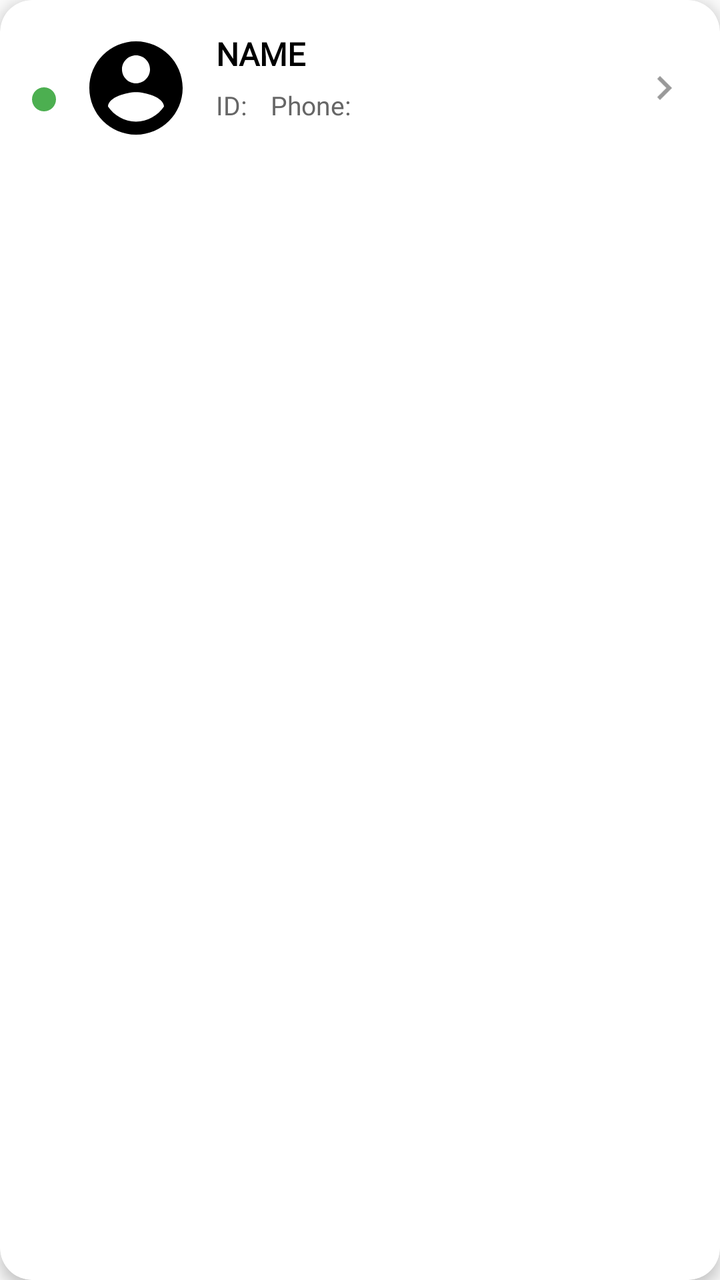
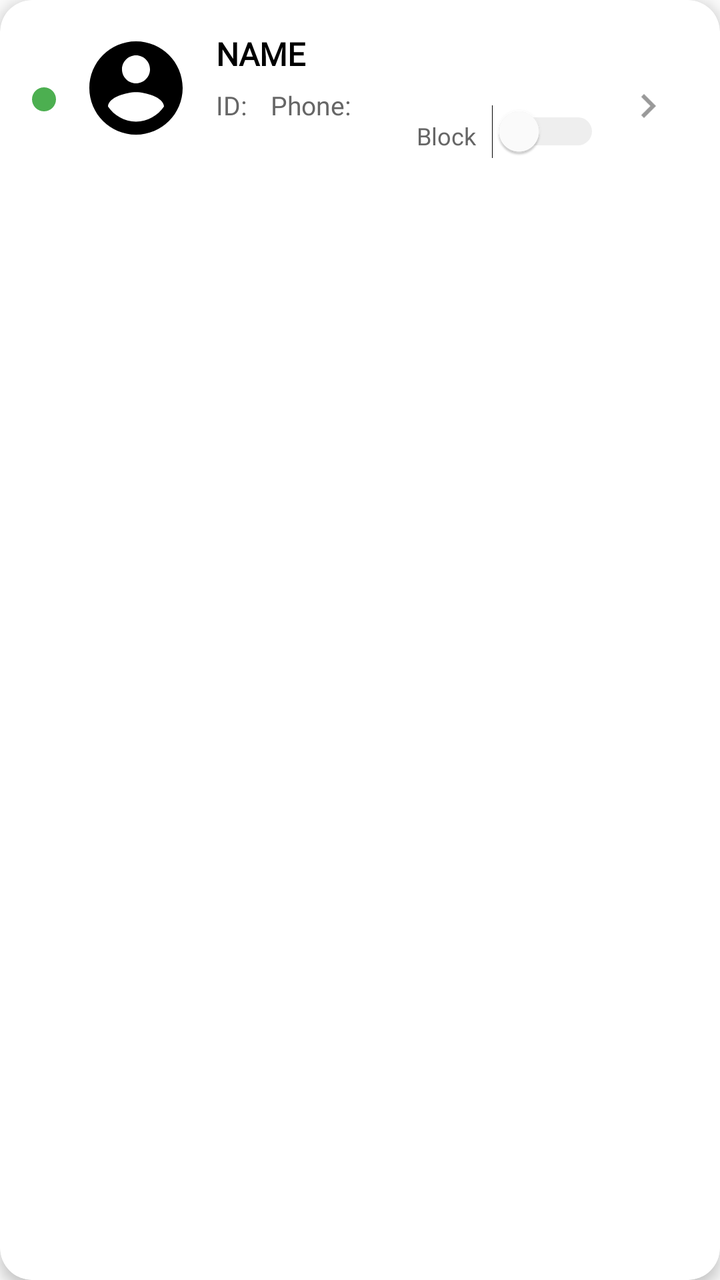

Compare the two renders of this Android layout. The source of the first and the diff that turns it into the second are given below.
<!-- AndroidManifest.xml: application theme AppTheme -->
<!-- res/layout/activity_manage_user_row.xml -->
<?xml version="1.0" encoding="utf-8"?>
<androidx.cardview.widget.CardView xmlns:android="http://schemas.android.com/apk/res/android"
    xmlns:app="http://schemas.android.com/apk/res-auto"
    android:layout_width="match_parent"
    android:layout_height="wrap_content"
    android:layout_marginHorizontal="12dp"
    android:layout_marginVertical="6dp"
    app:cardCornerRadius="16dp"
    app:cardElevation="4dp"
    app:cardBackgroundColor="@color/white">

    <androidx.constraintlayout.widget.ConstraintLayout
        android:layout_width="match_parent"
        android:layout_height="wrap_content"
        android:padding="16dp"
        android:id="@+id/container">

        <View
            android:id="@+id/status"
            android:layout_width="12dp"
            android:layout_height="12dp"
            android:background="@drawable/solid_circle_green"
            app:layout_constraintBottom_toBottomOf="@id/icon"
            app:layout_constraintStart_toStartOf="parent"
            app:layout_constraintTop_toTopOf="@id/icon"
            app:layout_constraintVertical_bias="0.628" />

    <ImageView
        android:id="@+id/icon"
            android:layout_width="56dp"
            android:layout_height="56dp"
            android:layout_marginStart="12dp"
            android:contentDescription="@string/user_logo"
        android:src="@drawable/ic_account_circle_black"
            app:layout_constraintStart_toEndOf="@+id/status"
            app:layout_constraintTop_toTopOf="parent" />

    <TextView
        android:id="@+id/user_name"
            android:layout_width="0dp"
        android:layout_height="wrap_content"
        android:fontFamily="@font/comfortaa_regular"
            android:text="Name"
            android:textAllCaps="true"
        android:textColor="@color/black"
            android:textSize="16sp"
            android:textStyle="bold"
            app:layout_constraintEnd_toStartOf="@+id/chevron_icon"
        app:layout_constraintStart_toEndOf="@id/icon"
            app:layout_constraintTop_toTopOf="@id/icon"
            android:layout_marginStart="12dp"
            android:layout_marginEnd="8dp" />

    <TextView
        android:id="@+id/user_id"
        android:layout_width="wrap_content"
        android:layout_height="wrap_content"
        android:fontFamily="@font/comfortaa_regular"
            android:text="ID:"
            android:textColor="#666666"
            android:textSize="13sp"
            app:layout_constraintStart_toEndOf="@id/icon"
        app:layout_constraintTop_toBottomOf="@id/user_name"
            android:layout_marginStart="12dp"
            android:layout_marginTop="6dp" />

    <TextView
        android:id="@+id/user_phone"
        android:layout_width="wrap_content"
        android:layout_height="wrap_content"
        android:fontFamily="@font/comfortaa_regular"
            android:text="Phone:"
            android:textColor="#666666"
            android:textSize="13sp"
            app:layout_constraintStart_toEndOf="@+id/user_id"
            app:layout_constraintTop_toBottomOf="@id/user_name"
            android:layout_marginTop="6dp"
            android:layout_marginStart="12dp"/>

        <ImageView
            android:id="@+id/chevron_icon"
            android:layout_width="24dp"
            android:layout_height="24dp"
            android:src="@drawable/ic_chevron"
            android:tint="#999999"
            android:contentDescription="Navigate"
            app:layout_constraintEnd_toEndOf="parent"
            app:layout_constraintTop_toTopOf="parent"
            app:layout_constraintBottom_toBottomOf="parent" />

</androidx.constraintlayout.widget.ConstraintLayout>

</androidx.cardview.widget.CardView>
<!-- resources referenced by this layout -->
<resources>
  <color name="black">#000000</color>
  <color name="white">#FFFFFF</color>
  <!-- drawable ic_account_circle_black (drawable) -->
  <vector android:height="48dp" android:viewportHeight="24.0"
      android:viewportWidth="24.0" android:width="48dp" xmlns:android="http://schemas.android.com/apk/res/android">
      <path android:fillColor="#FF000000" android:pathData="M12,2C6.48,2 2,6.48 2,12s4.48,10 10,10 10,-4.48 10,-10S17.52,2 12,2zM12,5c1.66,0 3,1.34 3,3s-1.34,3 -3,3 -3,-1.34 -3,-3 1.34,-3 3,-3zM12,19.2c-2.5,0 -4.71,-1.28 -6,-3.22 0.03,-1.99 4,-3.08 6,-3.08 1.99,0 5.97,1.09 6,3.08 -1.29,1.94 -3.5,3.22 -6,3.22z"/>
  </vector>
  <!-- drawable ic_chevron (drawable) -->
  <vector android:height="24dp" android:tint="#060606"
      android:viewportHeight="24.0" android:viewportWidth="24.0"
      android:width="24dp" xmlns:android="http://schemas.android.com/apk/res/android">
      <path android:fillColor="#FF000000" android:pathData="M10,6L8.59,7.41 13.17,12l-4.58,4.59L10,18l6,-6z"/>
  </vector>
  <!-- drawable solid_circle_green (drawable) -->
  <?xml version="1.0" encoding="utf-8"?>
  <shape
      xmlns:android="http://schemas.android.com/apk/res/android"
      android:shape="oval">
  
      <solid
          android:color="@color/green_500"/>
  
      <size
          android:width="@dimen/thirty_dp"
          android:height="@dimen/thirty_dp"/>
  </shape>
  <string name="user_logo">User Logo</string>
  <style name="AppTheme" parent="Theme.AppCompat.Light.DarkActionBar">
          
          <item name="colorPrimary">@color/colorPrimary</item>
          <item name="colorPrimaryDark">@color/colorPrimaryDark</item>
          <item name="colorAccent">@color/colorAccent</item>
          <item name="android:windowActionBarOverlay">true</item>
      </style>
  <color name="green_500">#4CAF50</color>
  <dimen name="thirty_dp">30dp</dimen>
  <color name="colorPrimary">#000000</color>
  <color name="colorPrimaryDark">#0E171E</color>
  <color name="colorAccent">#666666</color>
</resources>

<!-- the commit's change to res/layout/activity_manage_user_row.xml (unified diff, before → after) -->
@@ -25,50 +25,52 @@
             app:layout_constraintTop_toTopOf="@id/icon"
             app:layout_constraintVertical_bias="0.628" />
 
-    <ImageView
-        android:id="@+id/icon"
+        <ImageView
+            android:id="@+id/icon"
             android:layout_width="56dp"
             android:layout_height="56dp"
             android:layout_marginStart="12dp"
             android:contentDescription="@string/user_logo"
-        android:src="@drawable/ic_account_circle_black"
+            android:src="@drawable/ic_account_circle_black"
             app:layout_constraintStart_toEndOf="@+id/status"
             app:layout_constraintTop_toTopOf="parent" />
 
-    <TextView
-        android:id="@+id/user_name"
+        <TextView
+            android:id="@+id/user_name"
             android:layout_width="0dp"
-        android:layout_height="wrap_content"
-        android:fontFamily="@font/comfortaa_regular"
+            android:layout_height="wrap_content"
+            android:fontFamily="@font/comfortaa_regular"
             android:text="Name"
             android:textAllCaps="true"
-        android:textColor="@color/black"
+            android:textColor="@color/black"
             android:textSize="16sp"
             android:textStyle="bold"
+            android:ellipsize="end"
+            android:maxLines="1"
             app:layout_constraintEnd_toStartOf="@+id/chevron_icon"
-        app:layout_constraintStart_toEndOf="@id/icon"
+            app:layout_constraintStart_toEndOf="@id/icon"
             app:layout_constraintTop_toTopOf="@id/icon"
             android:layout_marginStart="12dp"
             android:layout_marginEnd="8dp" />
 
-    <TextView
-        android:id="@+id/user_id"
-        android:layout_width="wrap_content"
-        android:layout_height="wrap_content"
-        android:fontFamily="@font/comfortaa_regular"
+        <TextView
+            android:id="@+id/user_id"
+            android:layout_width="wrap_content"
+            android:layout_height="wrap_content"
+            android:fontFamily="@font/comfortaa_regular"
             android:text="ID:"
             android:textColor="#666666"
             android:textSize="13sp"
             app:layout_constraintStart_toEndOf="@id/icon"
-        app:layout_constraintTop_toBottomOf="@id/user_name"
+            app:layout_constraintTop_toBottomOf="@id/user_name"
             android:layout_marginStart="12dp"
             android:layout_marginTop="6dp" />
 
-    <TextView
-        android:id="@+id/user_phone"
-        android:layout_width="wrap_content"
-        android:layout_height="wrap_content"
-        android:fontFamily="@font/comfortaa_regular"
+        <TextView
+            android:id="@+id/user_phone"
+            android:layout_width="wrap_content"
+            android:layout_height="wrap_content"
+            android:fontFamily="@font/comfortaa_regular"
             android:text="Phone:"
             android:textColor="#666666"
             android:textSize="13sp"
@@ -77,6 +79,40 @@
             android:layout_marginTop="6dp"
             android:layout_marginStart="12dp"/>
 
+        
+        <TextView
+            android:id="@+id/block_label"
+            android:layout_width="wrap_content"
+            android:layout_height="wrap_content"
+            android:text="Block"
+            android:textSize="12sp"
+            android:textColor="#666666"
+            android:fontFamily="@font/comfortaa_regular"
+            app:layout_constraintEnd_toStartOf="@+id/block_toggle"
+            app:layout_constraintTop_toBottomOf="@id/user_name"
+            app:layout_constraintBottom_toBottomOf="parent"
+            android:layout_marginTop="8dp"
+            android:layout_marginEnd="4dp" />
+
+        <Switch
+            android:id="@+id/block_toggle"
+            android:layout_width="wrap_content"
+            android:layout_height="wrap_content"
+            android:clickable="true"
+            android:focusable="true"
+            android:thumbTint="@color/white"
+            android:trackTint="@color/grey_400"
+            android:visibility="visible"
+            android:minWidth="56dp"
+            android:minHeight="48dp"
+            android:paddingStart="4dp"
+            android:paddingEnd="4dp"
+            app:layout_constraintEnd_toStartOf="@+id/chevron_icon"
+            app:layout_constraintTop_toBottomOf="@id/user_name"
+            app:layout_constraintBottom_toBottomOf="parent"
+            android:layout_marginTop="4dp"
+            android:layout_marginEnd="8dp" />
+
         <ImageView
             android:id="@+id/chevron_icon"
             android:layout_width="24dp"
@@ -84,10 +120,11 @@
             android:src="@drawable/ic_chevron"
             android:tint="#999999"
             android:contentDescription="Navigate"
+            android:layout_marginEnd="8dp"
             app:layout_constraintEnd_toEndOf="parent"
             app:layout_constraintTop_toTopOf="parent"
             app:layout_constraintBottom_toBottomOf="parent" />
 
-</androidx.constraintlayout.widget.ConstraintLayout>
+    </androidx.constraintlayout.widget.ConstraintLayout>
 
 </androidx.cardview.widget.CardView>
<!-- resource entries referenced after the edit -->
@@ -1,6 +1,7 @@
 <!-- resources referenced by this layout -->
 <resources>
   <color name="black">#000000</color>
+  <color name="grey_400">#BDBDBD</color>
   <color name="white">#FFFFFF</color>
   <!-- drawable ic_account_circle_black (drawable) -->
   <vector android:height="48dp" android:viewportHeight="24.0"
